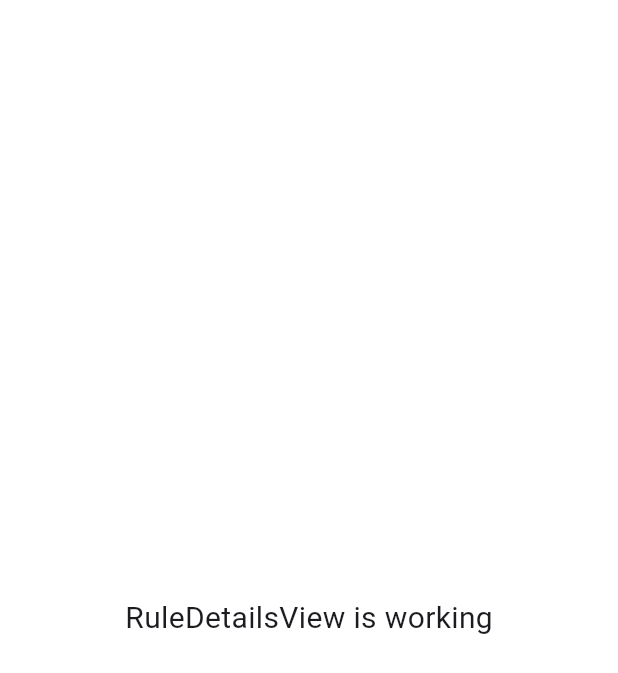
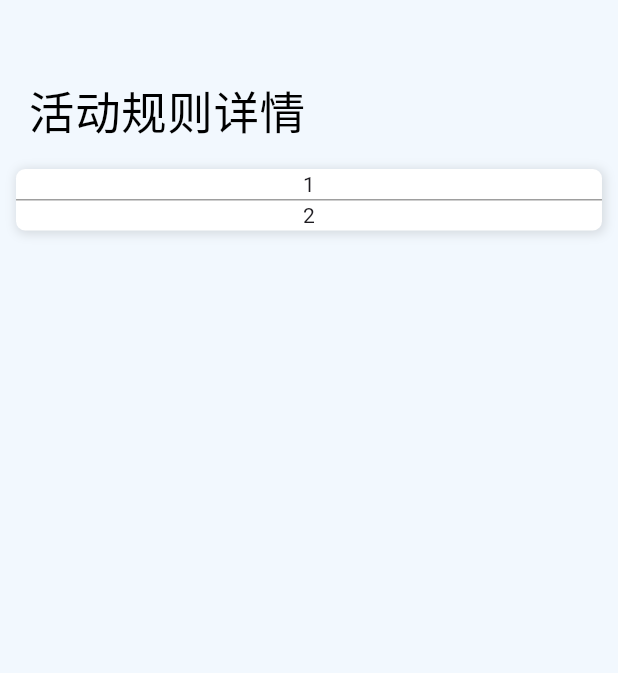
Before and after one commit to AnnoFire/zlsx_flutter, a Flutter app: the RuleDetailsView screen opened by its route, on a phone screen of 412 x 824 dp. Shown: the top 673 px of the screen. Run offline on Flutter 3.47's test engine with Material 3 defaults, Android fonts, the phone set to English and light mode, and no system bars; our stand-ins replace dio, flutter_screenutil, flutter_svg, fluttertoast, get, get_storage and 1 more; accounts and stored records are empty; network calls fail; key blocks and very long unbroken strings in the code were emptied for the run.

Commit message:
feat:页面跳转

```diff
--- a/lib/app/models/rule_details_model.dart
+++ b/lib/app/models/rule_details_model.dart
@@ -1,16 +1,16 @@
 // To parse this JSON data, do
 //
-//     final ruleDetailsModal = ruleDetailsModalFromJson(jsonString);
+//     final RuleDetailsModel = ruleDetailsModalFromJson(jsonString);
 
 import 'dart:convert';
 
-RuleDetailsModal ruleDetailsModalFromJson(String str) =>
-    RuleDetailsModal.fromJson(json.decode(str));
+RuleDetailsModel ruleDetailsModalFromJson(String str) =>
+    RuleDetailsModel.fromJson(json.decode(str));
 
-String ruleDetailsModalToJson(RuleDetailsModal data) =>
+String ruleDetailsModalToJson(RuleDetailsModel data) =>
     json.encode(data.toJson());
 
-class RuleDetailsModal {
+class RuleDetailsModel {
   DateTime? createTime;
   DateTime? updateTime;
   dynamic remark;
@@ -63,7 +63,7 @@ class RuleDetailsModal {
   List<CustomerList>? customerList;
   int? autoShelf;
 
-  RuleDetailsModal({
+  RuleDetailsModel({
     this.createTime,
     this.updateTime,
     this.remark,
@@ -117,8 +117,8 @@ class RuleDetailsModal {
     this.autoShelf,
   });
 
-  factory RuleDetailsModal.fromJson(Map<String, dynamic> json) =>
-      RuleDetailsModal(
+  factory RuleDetailsModel.fromJson(Map<String, dynamic> json) =>
+      RuleDetailsModel(
         createTime: json["createTime"] == null
             ? null
             : DateTime.parse(json["createTime"]),
--- a/lib/app/modules/home/ruleDetails/controllers/rule_details_controller.dart
+++ b/lib/app/modules/home/ruleDetails/controllers/rule_details_controller.dart
@@ -1,17 +1,25 @@
 import 'package:flutter/material.dart';
 import 'package:get/get.dart';
+import 'package:zlsx_flutter/app/models/rule_details_model.dart';
 import 'package:zlsx_flutter/app/utils/https_client.dart';
 
 class RuleDetailsController extends GetxController {
   //TODO: Implement RuleDetailsController
-  RxList details = [].obs;
-  RxInt customerId = 0.obs;
+  // RxMap details = {}.obs;
+  Rxn<RuleDetailsModel> details = Rxn<RuleDetailsModel>();
+  RxInt customerId = 7.obs;
+
+  // getter
+  // activityName, chargeType, orderBeginDate, orderEndDate, orderType
+  late final RuleDetailsModel(:activityName, :chargeType, :orderBeginDate, :orderEndDate, :orderType) = details.value;
+
   // 获取信息
   Future<void> getDetailsById(id) async {
     try {
       final res = await HttpsClient()
           .post("/zxhsd-yuntaigou-system/yuntaigou//api/activity/getById", id);
-      details.value = res.data['data'];
+      details.value = RuleDetailsModal.fromJson(res.data['data']);
+      debugPrint('${details.value}');
     } catch (e) {
       debugPrint('error: $e');
     }
@@ -21,7 +29,11 @@ class RuleDetailsController extends GetxController {
   @override
   void onInit() {
     super.onInit();
-    getDetailsById(customerId);
+    if (Get.arguments != null) {
+      customerId.value = Get.arguments;
+    }
+    getDetailsById(customerId.value);
+    //TODO: 没有id 的情况 加载慢
   }
 
   @override
--- a/lib/app/modules/home/ruleDetails/views/rule_details_view.dart
+++ b/lib/app/modules/home/ruleDetails/views/rule_details_view.dart
@@ -1,6 +1,7 @@
 import 'package:flutter/material.dart';
 
 import 'package:get/get.dart';
+import 'package:zlsx_flutter/app/utils/screen_adapt.dart';
 
 import '../controllers/rule_details_controller.dart';
 
@@ -8,12 +9,57 @@ class RuleDetailsView extends GetView<RuleDetailsController> {
   const RuleDetailsView({super.key});
   @override
   Widget build(BuildContext context) {
+    final res = controller.details;
     return Scaffold(
-      body: const Center(
-        child: Text(
-          'RuleDetailsView is working',
-          style: TextStyle(fontSize: 20),
-        ),
+      body: Center(
+        child: Container(
+            decoration: BoxDecoration(
+              color: Color.fromARGB(255, 242, 248, 254),
+            ),
+            child: Column(children: [
+              SizedBox(height: ScreenAdapt.height(150)),
+              Align(
+                alignment: Alignment.centerLeft,
+                child: Padding(
+                  padding: EdgeInsets.only(
+                      left: ScreenAdapt.width(50),
+                      bottom: ScreenAdapt.height(50)),
+                  child: Text(
+                    '活动规则详情',
+                    style: TextStyle(
+                        fontSize: ScreenAdapt.fontSize(80),
+                        color: Colors.black,
+                        fontWeight: FontWeight.w500),
+                  ),
+                ),
+              ),
+              Padding(
+                  padding:
+                      EdgeInsets.symmetric(horizontal: ScreenAdapt.width(28)),
+                  child: Container(
+                    decoration: BoxDecoration(
+                      color: Colors.white,
+                      borderRadius:
+                          BorderRadius.circular(ScreenAdapt.width(16)),
+                      boxShadow: [
+                        BoxShadow(
+                          color: Colors.black12.withValues(),
+                          spreadRadius: 1,
+                          blurRadius: 5,
+                          offset: Offset(1, 1),
+                        ),
+                      ],
+                    ),
+                    child: Column(children: [
+                      Text('1'),
+                      Divider(
+                        height: 1,
+                        color: Colors.grey,
+                      ),
+                      Text('2'),
+                    ]),
+                  )),
+            ])),
       ),
     );
   }
--- a/lib/app/routes/app_pages.dart
+++ b/lib/app/routes/app_pages.dart
@@ -15,7 +15,7 @@ part 'app_routes.dart';
 class AppPages {
   AppPages._();
 
-  static const INITIAL = Routes.HOME;
+  static const INITIAL = Routes.RULE_DETAILS;
 
   static final routes = [
     GetPage(
--- a/lib/app/utils/https_client.dart
+++ b/lib/app/utils/https_client.dart
@@ -22,7 +22,7 @@ class HttpsClient {
       // "Authorization": "Bearer ${HttpsClient().getToken()}"
       //临时token
       "Authorization":
-          "eyJhbGciOiJIUzUxMiJ9.eyJ1c2VyX2lkIjozMTksInVzZXJfa2V5IjoiY2MwN2ZkZGUtYmZiMS00YWRkLWEzMmEtMzc2MjkyNzhkN2M0IiwidXNlcm5hbWUiOiJ4dWRvbmdoIn0.4t6FJlmtAAenJ__W7p8jaiMHRg4QadVkXC4jA6J_p1tISaBMvcCGRPpe-NrTu3wy4wEpEZdhKw75A6A9HPVoUQ"
+          "eyJhbGciOiJIUzUxMiJ9.eyJ1c2VyX2lkIjozMTksInVzZXJfa2V5IjoiZDEwNjVjYzItOWZjNC00NWE3LWEwZGEtZTRiMDRkYTFlNDQ0IiwidXNlcm5hbWUiOiJ4dWRvbmdoIn0.zO7cPjcEiij29OrUP2vSOhpBGGJPETk-jub5QmiowgI3bwA-sAyZCn_cHDZ2bHGBaWYbL4QUuabHQ7ChZ_GDUw"
     };
   }
 
```
Also changed, not shown: lib/app/modules/home/views/home_view.dart (+20 -32 lines).
